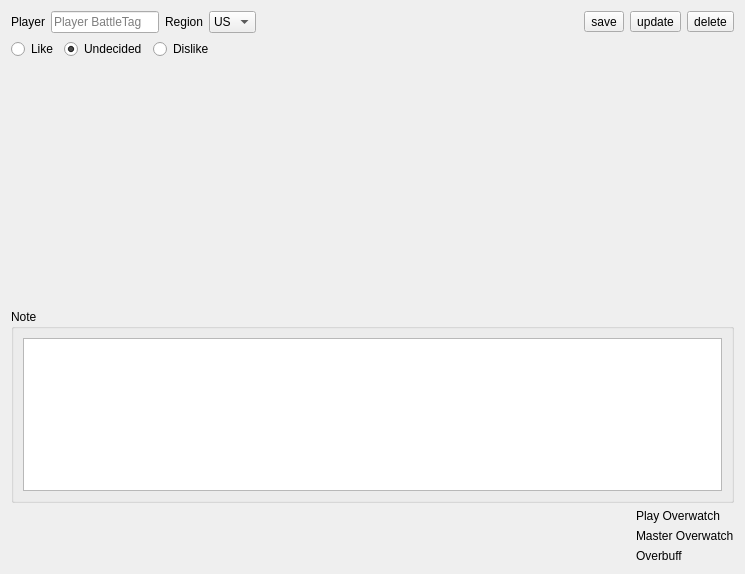
This is OverwatchPlayerLog/UI/PlayerInfoPaneWidget.ui in yxbh/Overwatch-Player-Log as Qt 5 draws it before an edit. The edited form follows.
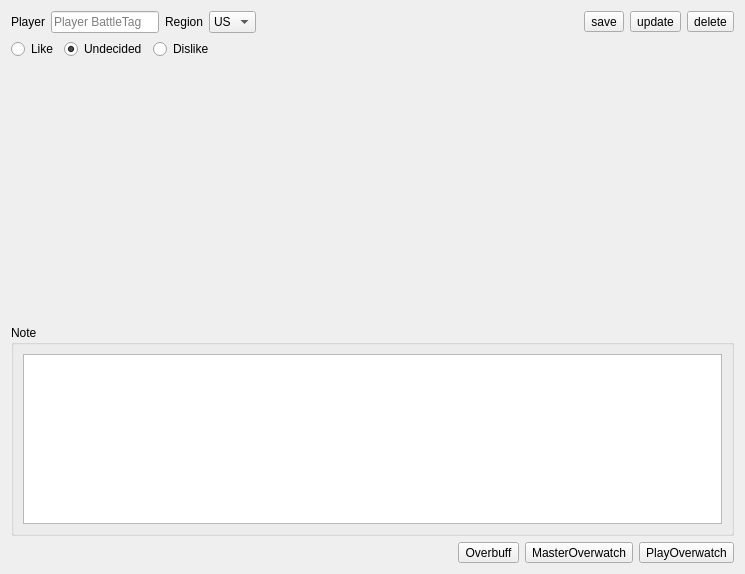
This is the edited form.

Commit message: reworked stats site access controls

What changed in the file:
```diff
--- a/OverwatchPlayerLog/UI/PlayerInfoPaneWidget.ui
+++ b/OverwatchPlayerLog/UI/PlayerInfoPaneWidget.ui
@@ -189,34 +189,25 @@
       </spacer>
      </item>
      <item>
-      <layout class="QVBoxLayout" name="verticalLayout">
+      <layout class="QHBoxLayout" name="horizontalLayout_4">
        <item>
-        <widget class="QLabel" name="label_openUrlPlayOverwatch">
-         <property name="text">
-          <string>Play Overwatch</string>
-         </property>
-         <property name="openExternalLinks">
-          <bool>true</bool>
-         </property>
-        </widget>
-       </item>
-       <item>
-        <widget class="QLabel" name="label_openUrlMasterOverwatch">
-         <property name="text">
-          <string>Master Overwatch</string>
-         </property>
-         <property name="openExternalLinks">
-          <bool>true</bool>
-         </property>
-        </widget>
-       </item>
-       <item>
-        <widget class="QLabel" name="label_openUrlOverbuff">
+        <widget class="QToolButton" name="toolButton_openUrlOverbuff">
          <property name="text">
           <string>Overbuff</string>
          </property>
-         <property name="openExternalLinks">
-          <bool>true</bool>
+        </widget>
+       </item>
+       <item>
+        <widget class="QToolButton" name="toolButton_openUrlMasterOverwatch">
+         <property name="text">
+          <string>MasterOverwatch</string>
+         </property>
+        </widget>
+       </item>
+       <item>
+        <widget class="QToolButton" name="toolButton_openUrlPlayOverwatch">
+         <property name="text">
+          <string>PlayOverwatch</string>
          </property>
         </widget>
        </item>
```
The commit also changes 2 other files.
